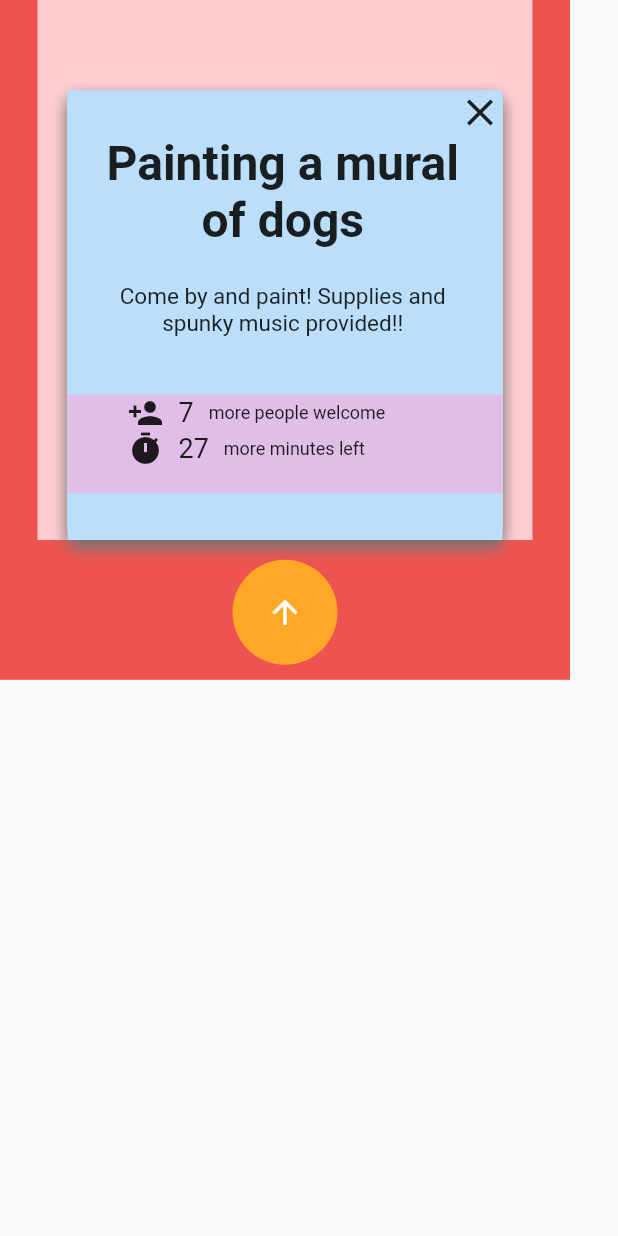
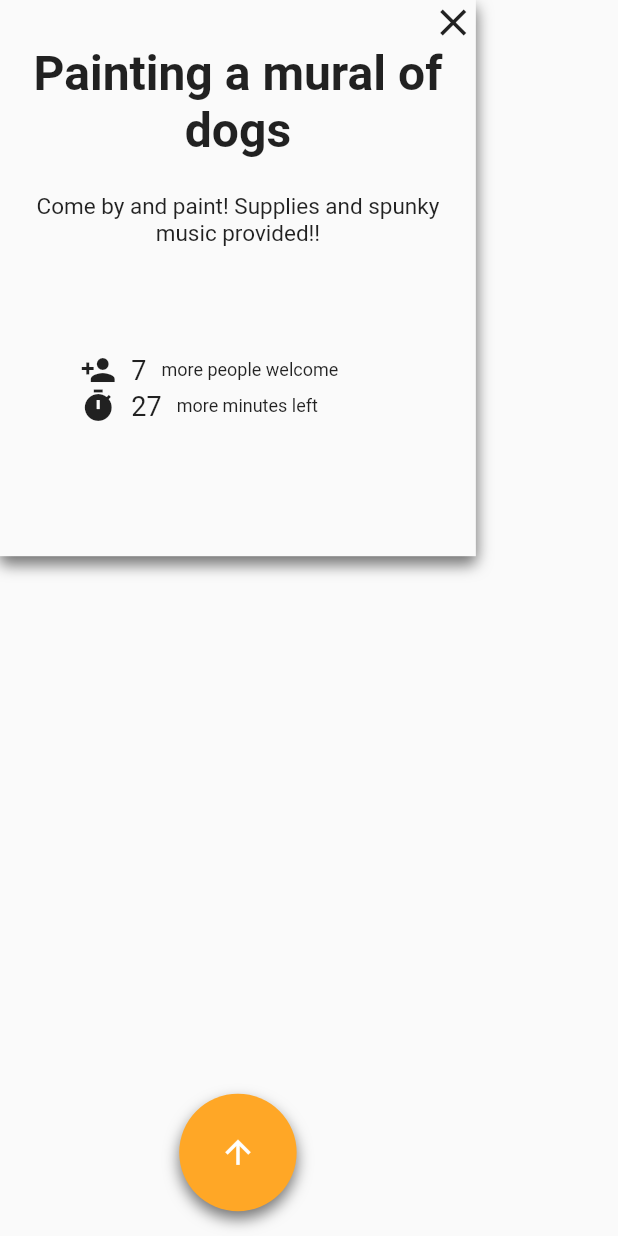
Before and after one commit to DhiKrishna399/OnDot, a Flutter app: the CardEvent widget shown alone on an empty page, opened directly with sample values from the repository, after a tap on "Painting a mural of dogs", on a phone screen of 412 x 824 dp. Run offline on Flutter 3.47's test engine with Material 2 defaults, Android fonts, the phone set to English and light mode, and no system bars; drawn by our look-alikes of auto_size_text; our stand-ins replace flutter_spinkit, flutter_swiper, geolocator, google_maps_flutter; missing offline and left inert: animated_size_and_fade, dart:ffi.

Commit message:
finished animation

```diff
--- a/project_q/lib/main.dart
+++ b/project_q/lib/main.dart
@@ -45,8 +45,8 @@ class ImGame extends StatelessWidget {
     return WillPopScope(
       onWillPop: () async => false,
       child: Scaffold(
-        //body: MainUserScreen(),
-        body: MapsPage(),
+        body: MainUserScreen(),
+        //body: MapsPage(),
       ),
     );
   }
--- a/project_q/lib/screens/maps_page.dart
+++ b/project_q/lib/screens/maps_page.dart
@@ -13,7 +13,6 @@ import '../widgets/event_widgets/create_event.dart';
 import '../widgets/button_widgets/maps_button.dart';
 import '../widgets/card_widgets/event_card.dart';
 import './loading_screen.dart';
-
 
 class MapsPage extends StatefulWidget {
   static const routeName = '/mapsPage';
@@ -75,21 +74,30 @@ class _MapsPageState extends State<MapsPage> {
                 ),
                 Align(
                   alignment: Alignment.bottomCenter,
-                    child: Container(
-                    height: 400,
-                    child: CardEvent(eventDummy[2]),
-                    // child: Swiper(
-                    //     itemCount: eventDummy.length,
-                    //     scale: 0.80,
-                    //     viewportFraction: 0.66,
-                    //     itemBuilder: (context, index) {
-                    //       return CardEvent(eventDummy[index]);
-
-                    //     },
-                    //   ),
+                  child: Container(
+                    height: SizeConfig.screenHeight * 0.51,
+                    width: SizeConfig.screenWidth,
+                    child: Swiper(
+                      itemCount: eventDummy.length,
+                      layout: SwiperLayout.CUSTOM,
+                      customLayoutOption: CustomLayoutOption(
+                        startIndex: -1,
+                        stateCount: 5,
+                      ).addTranslate([
+                        Offset(-400, 15),
+                        Offset(-SizeConfig.screenWidth * 0.72, 15),
+                        Offset(0, 0),
+                        Offset(SizeConfig.screenWidth * 0.72, 15),
+                        Offset(400, 15),
+                      ]).addScale([0.6, 0.75, 1, 0.75, 0.6], Alignment.center),
+                      itemHeight: SizeConfig.screenHeight * 0.57,
+                      itemWidth: SizeConfig.screenWidth * 0.77,
+                      itemBuilder: (context, index) {
+                        return CardEvent(eventDummy[index]);
+                      },
+                    ),
                   ),
                 ),
-
               ],
             )
           : LoadingScreen(), //Add this loader to prevent error message on pop up
--- a/project_q/lib/widgets/card_widgets/description_card.dart
+++ b/project_q/lib/widgets/card_widgets/description_card.dart
@@ -9,17 +9,14 @@ class DescriptionCard extends StatelessWidget {
 
   DescriptionCard(this.cardEvent);
 
-
-
   @override
   Widget build(BuildContext context) {
     SizeConfig().init(context);
 
     return SingleChildScrollView(
+      child: Material(
               child: Container(
-        height: 300,
-        width: 290,
-        color: Colors.blue[100],
+          height: SizeConfig.screenHeight * 0.45,
           child: Column(
             crossAxisAlignment: CrossAxisAlignment.start,
             children: [
@@ -28,10 +25,10 @@ class DescriptionCard extends StatelessWidget {
                 child: Icon(Icons.close, size: 30),
               ),
               Container(
-              //width: SizeConfig.screenHeight * 0.35,
                 height: SizeConfig.screenHeight * 0.12,
-              padding: EdgeInsets.only(left: 15, right: 18),
-              //color:Colors.red,
+                padding: EdgeInsets.only(
+                    left: SizeConfig.screenHeight * 0.02,
+                    right: SizeConfig.screenHeight * 0.02),
                 child: AutoSizeText(
                   '${cardEvent.title}',
                   style: TextStyle(fontSize: 32, fontWeight: FontWeight.w600),
@@ -43,8 +40,9 @@ class DescriptionCard extends StatelessWidget {
               ),
               Container(
                 height: SizeConfig.screenHeight * 0.09,
-              padding: EdgeInsets.only(left: 15, right: 18),
-              //color: Colors.yellow[100],
+                padding: EdgeInsets.only(
+                    left: SizeConfig.screenHeight * 0.02,
+                    right: SizeConfig.screenHeight * 0.02),
                 child: AutoSizeText(
                   '${cardEvent.description}',
                   style: TextStyle(fontSize: 15, fontWeight: FontWeight.w400),
@@ -56,10 +54,9 @@ class DescriptionCard extends StatelessWidget {
               ),
               Spacer(),
               Container(
-              padding: EdgeInsets.only(left: 40),
-              margin: EdgeInsets.only(bottom: 55),
+                padding: EdgeInsets.only(left: SizeConfig.screenWidth * 0.13),
+                margin: EdgeInsets.only(bottom: SizeConfig.screenHeight * 0.085),
                 height: SizeConfig.screenHeight * 0.08,
-              color: Colors.purple[100],
                 child: Column(
                   children: [
                     Row(
@@ -93,6 +90,7 @@ class DescriptionCard extends StatelessWidget {
             ],
           ),
         ),
+      ),
     );
   }
 }
--- a/project_q/lib/widgets/card_widgets/event_card.dart
+++ b/project_q/lib/widgets/card_widgets/event_card.dart
@@ -29,17 +29,15 @@ class _CardEventState extends State<CardEvent> with TickerProviderStateMixin {
     SizeConfig().init(context);
 
     return Container(
-      height: SizeConfig.screenHeight * .55,
-      width: 380,
-      color:Colors.red[400],
+      width: SizeConfig.screenWidth * 0.77,
+      //color: Colors.red[400],
       child: Stack(
         children: [
           Align(
             alignment: Alignment.topCenter,
             child: Container(
-              height: 360,
-              width: 330,
-              color: Colors.red[100],
+              height: SizeConfig.screenHeight * 0.45,
+              //color: Colors.red[100],
               child: Align(
                 alignment: Alignment.bottomCenter,
                 child: Expanded(
@@ -50,11 +48,12 @@ class _CardEventState extends State<CardEvent> with TickerProviderStateMixin {
                     child: AnimatedContainer(
                       duration: Duration(milliseconds: 700),
                       curve: Curves.easeOutCirc,
-                      height: toggle ? 300 : 150,
-                      width: 290,
+                      height: toggle
+                          ? SizeConfig.screenHeight * 0.45
+                          : SizeConfig.screenHeight * 0.22,
+                      width: SizeConfig.screenWidth * 0.77,
                       decoration: BoxDecoration(
-                        color: Colors.white,
-                        borderRadius: BorderRadius.all(Radius.circular(8)),
+                        borderRadius: BorderRadius.all(Radius.circular(5)),
                         boxShadow: [
                           BoxShadow(
                             color: Colors.grey[600],
@@ -76,21 +75,31 @@ class _CardEventState extends State<CardEvent> with TickerProviderStateMixin {
           Align(
             alignment: Alignment.bottomCenter,
             child: Container(
-              width: 220,
-              height: 90,
+              width: SizeConfig.screenWidth * .2,
+              height: SizeConfig.screenWidth * .27,
               child: Align(
                 alignment: Alignment.center,
                 child: AnimatedContainer(
-                  duration: Duration(milliseconds: 200),
-                  height: toggle ? 70 : 0,
-                  width: toggle ? 70 : 0,
-                  curve: Curves.ease,
+                  duration: Duration(milliseconds: 500),
+                  height: toggle ? SizeConfig.screenWidth * .19 : 0,
+                  width: toggle ? SizeConfig.screenWidth * .19 : 0,
+                  curve: Curves.easeOutCirc,
                   decoration: BoxDecoration(
                     shape: BoxShape.circle,
                     color: Colors.orange[400],
+                    boxShadow: [
+                      BoxShadow(
+                            color: Colors.grey[600],
+                            blurRadius: 8,
+                            offset: Offset(0, 5),
+                            spreadRadius: 0.1,
+                          )
+                    ],
                   ),
-                  child: Icon(Icons.arrow_upward,
-                      color: Colors.white, size: toggle ? 25 : 0),
+                  child: Center(
+                    child: Icon(Icons.arrow_upward,
+                        color: Colors.white, size: toggle ? 25 : 0),
+                  ),
                 ),
               ),
             ),
--- a/project_q/lib/widgets/card_widgets/title_card.dart
+++ b/project_q/lib/widgets/card_widgets/title_card.dart
@@ -13,9 +13,9 @@ class TitleCard extends StatelessWidget {
   Widget build(BuildContext context) {
     SizeConfig().init(context);
 
-    return Container(
-
-      child: Center(
+    return Material(
+      child: Container(
+        child: Center(
           child: AutoSizeText(
             '${cardEvent.title}',
             textAlign: TextAlign.center,
@@ -24,6 +24,7 @@ class TitleCard extends StatelessWidget {
             maxLines: 3,
           ),
         ),
+      ),
     );
   }
 }
```
Lines whose indentation alone changed are shown as unchanged.
